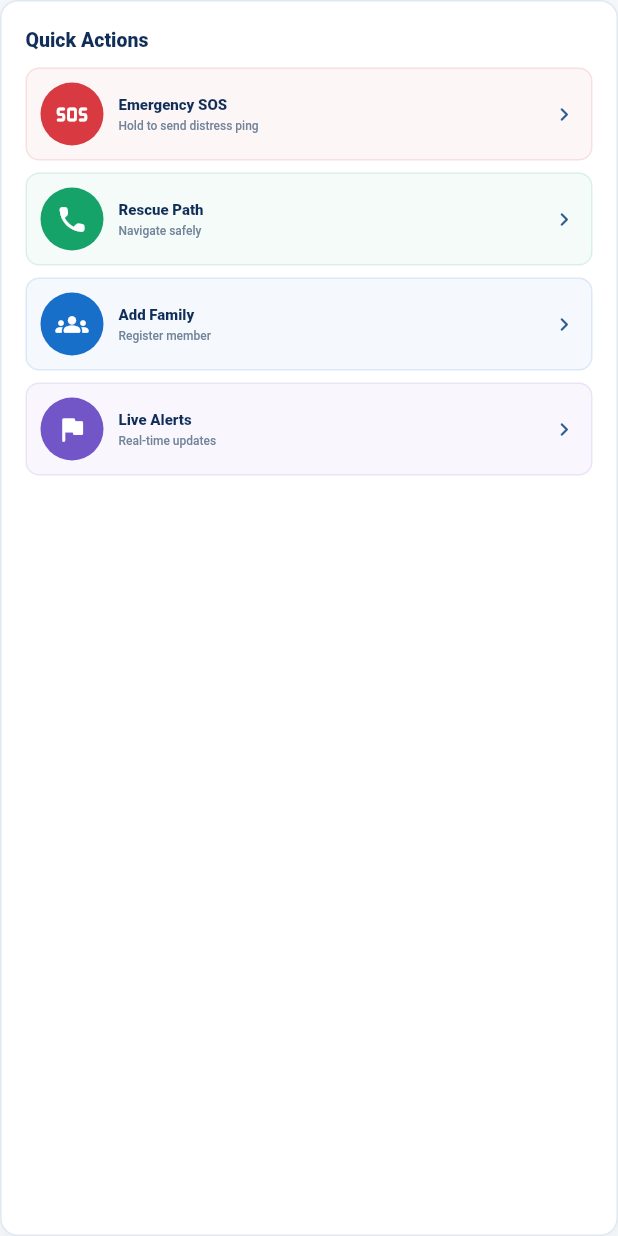
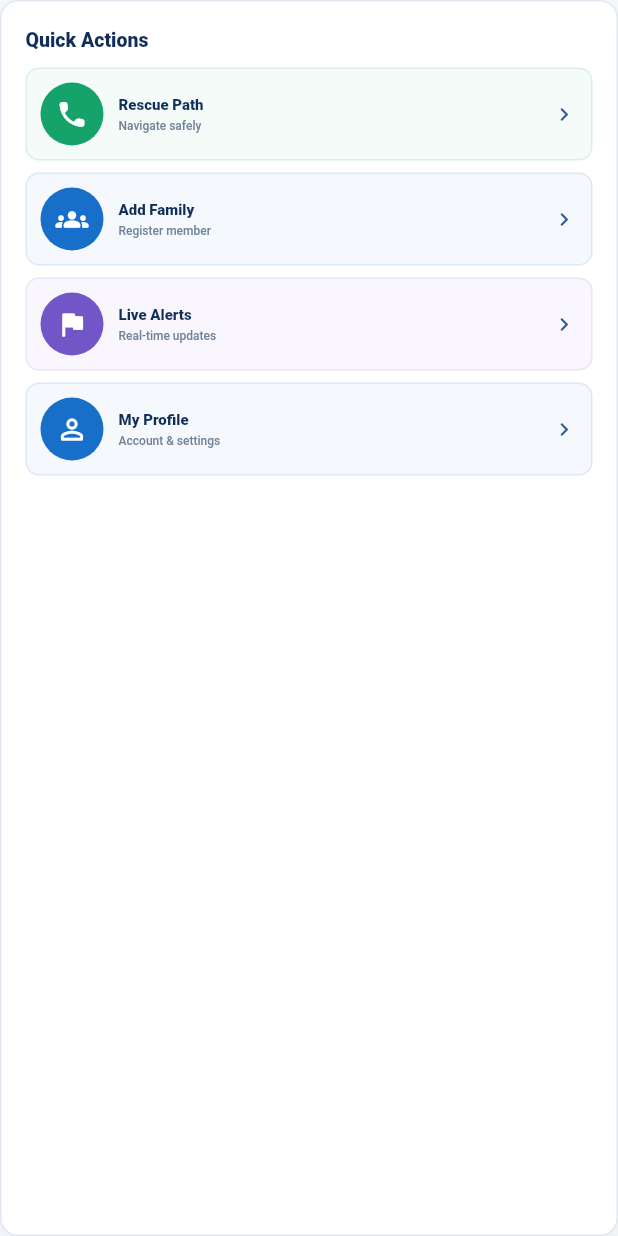
Before and after one commit to Poyyy414/sentrymesh_frontend, a Flutter app: the _QuickActions widget shown alone on an empty page, opened directly with empty values, on a phone screen of 412 x 824 dp. Run offline on Flutter 3.47's test engine with Material 3 defaults, Android fonts, the phone set to English and light mode, and no system bars; our stand-ins replace connectivity_plus, flutter_local_notifications, flutter_map, geolocator, latlong2, shared_preferences and 1 more; missing offline and left inert: another_telephony, flutter_map_tile_caching, mapbox_maps_flutter; accounts and stored records are empty; network calls fail.

Commit message:
sync: Fix SOS duplicate: remove quick action SOS tile, add My Profile tile
Quick Actions section had a redundant SOS tile alongside the prominent
main red SOS card, confusing users with two SOS triggers. Removed the
duplicate SOS tile and replaced it with a My Profile quick action.
The single main SOS card (long-press) remains the only SOS entry point.

Co-Authored-By: Claude Sonnet 4.6 <noreply@anthropic.com>

```diff
--- a/lib/features/home/home_screen.dart
+++ b/lib/features/home/home_screen.dart
@@ -593,7 +593,6 @@ class _HomeScreenState extends State<HomeScreen> {
                           ),
                           const SizedBox(height: 14),
                           _QuickActions(
-                            onSosPressed: _openSosFlow,
                             onAddFamily: _openFamilySafety,
                           ),
                         ],
@@ -2662,11 +2661,9 @@ class _AlertRow extends StatelessWidget {
 
 class _QuickActions extends StatelessWidget {
   const _QuickActions({
-    required this.onSosPressed,
     required this.onAddFamily,
   });
 
-  final VoidCallback onSosPressed;
   final VoidCallback onAddFamily;
 
   @override
@@ -2678,14 +2675,6 @@ class _QuickActions extends StatelessWidget {
           final wide = constraints.maxWidth >= 850;
           final actions = [
             _QuickActionTile(
-              key: const Key('quick_sos_action'),
-              icon: Icons.sos_rounded,
-              title: 'Emergency SOS',
-              subtitle: 'Hold to send distress ping',
-              color: AppTheme.dangerRed,
-              onLongPress: onSosPressed,
-            ),
-            _QuickActionTile(
               icon: Icons.call_rounded,
               title: 'Rescue Path',
               subtitle: 'Navigate safely',
@@ -2705,6 +2694,13 @@ class _QuickActions extends StatelessWidget {
               subtitle: 'Real-time updates',
               color: AppTheme.violet,
               onTap: () => Navigator.pushNamed(context, AppRouter.alerts),
+            ),
+            _QuickActionTile(
+              icon: Icons.person_outline_rounded,
+              title: 'My Profile',
+              subtitle: 'Account & settings',
+              color: AppTheme.signalBlue,
+              onTap: () => Navigator.pushNamed(context, AppRouter.profile),
             ),
           ];
 
```
